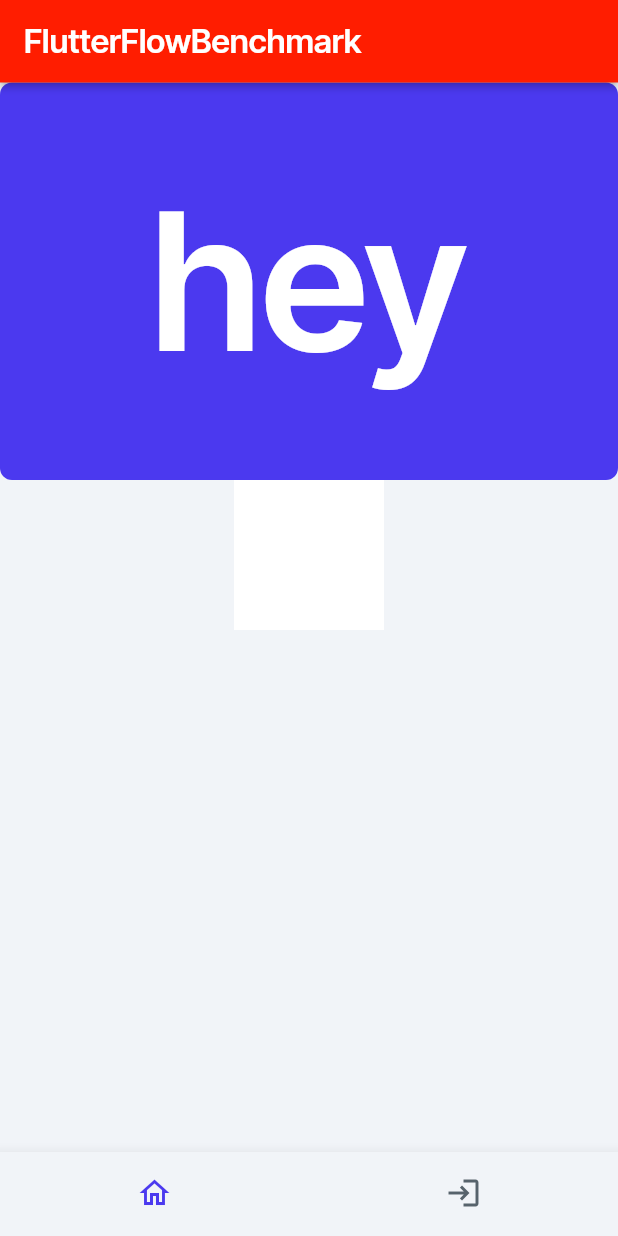
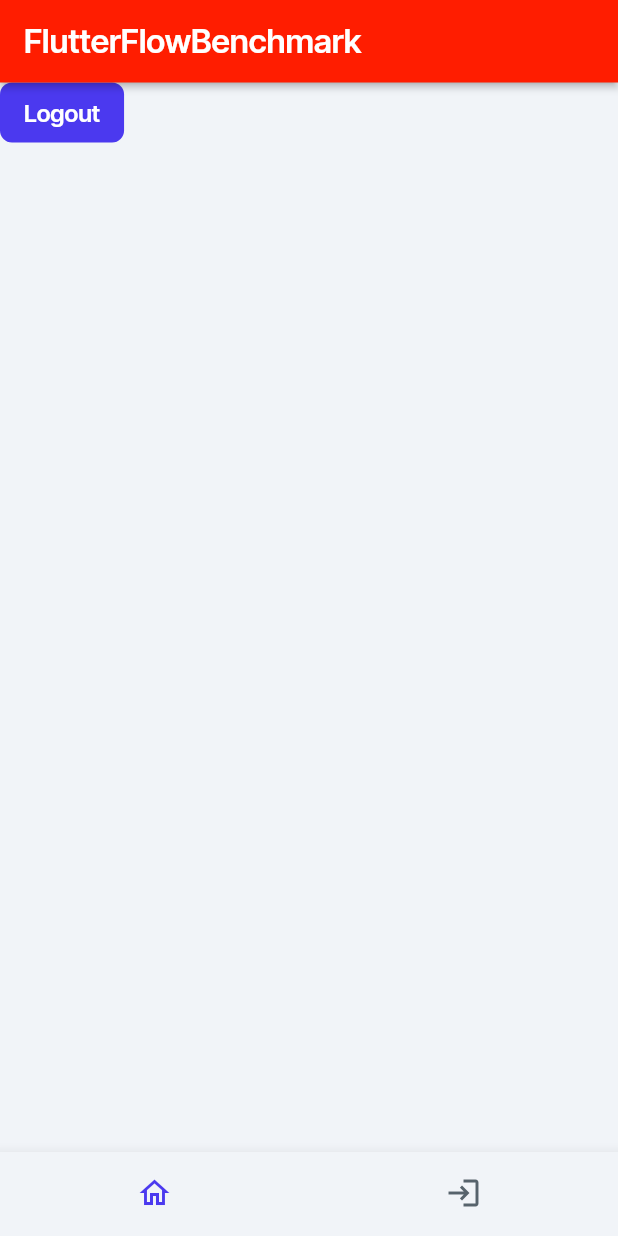
Before and after one commit to ffhr/FlutterFlowBenchmark, a Flutter app: the screen it shows once a user with an empty profile is signed in, on a phone screen of 412 x 824 dp. Run offline on Flutter 3.47's test engine with Material 3 defaults, Android fonts, the phone set to English and light mode, and no system bars; drawn by our look-alikes of auto_size_text; our stand-ins replace firebase_auth, firebase_core, font_awesome_flutter, from_css_color, go_router, google_fonts and 6 more; missing offline and left inert: json_path; accounts and stored records are empty.

Commit message:
Updating to latest FlutterFlow output.

```diff
--- a/lib/pages/home_page/home_page_widget.dart
+++ b/lib/pages/home_page/home_page_widget.dart
@@ -1,3 +1,4 @@
+import '/auth/firebase_auth/auth_util.dart';
 import '/flutter_flow/flutter_flow_theme.dart';
 import '/flutter_flow/flutter_flow_util.dart';
 import '/flutter_flow/flutter_flow_widgets.dart';
@@ -64,13 +65,16 @@ class _HomePageWidgetState extends State<HomePageWidget> {
             mainAxisSize: MainAxisSize.max,
             children: [
               FFButtonWidget(
-                onPressed: () {
-                  print('Button pressed ...');
+                onPressed: () async {
+                  GoRouter.of(context).prepareAuthEvent();
+                  await authManager.signOut();
+                  GoRouter.of(context).clearRedirectLocation();
+
+                  context.goNamedAuth('LoginPage', context.mounted);
                 },
-                text: 'hey',
+                text: 'Logout',
                 options: FFButtonOptions(
-                  width: double.infinity,
-                  height: 265.0,
+                  height: 40.0,
                   padding: const EdgeInsetsDirectional.fromSTEB(16.0, 0.0, 16.0, 0.0),
                   iconPadding:
                       const EdgeInsetsDirectional.fromSTEB(0.0, 0.0, 0.0, 0.0),
@@ -78,27 +82,11 @@ class _HomePageWidgetState extends State<HomePageWidget> {
                   textStyle: FlutterFlowTheme.of(context).titleSmall.override(
                         fontFamily: 'Inter Tight',
                         color: Colors.white,
-                        fontSize: 128.0,
                         letterSpacing: 0.0,
                       ),
                   elevation: 0.0,
                   borderRadius: BorderRadius.circular(8.0),
                 ),
-              ),
-              Container(
-                width: 100.0,
-                height: 100.0,
-                decoration: BoxDecoration(
-                  color: FlutterFlowTheme.of(context).secondaryBackground,
-                ),
-              ),
-              const Row(
-                mainAxisSize: MainAxisSize.max,
-                children: [],
-              ),
-              const Column(
-                mainAxisSize: MainAxisSize.max,
-                children: [],
               ),
             ],
           ),
```
